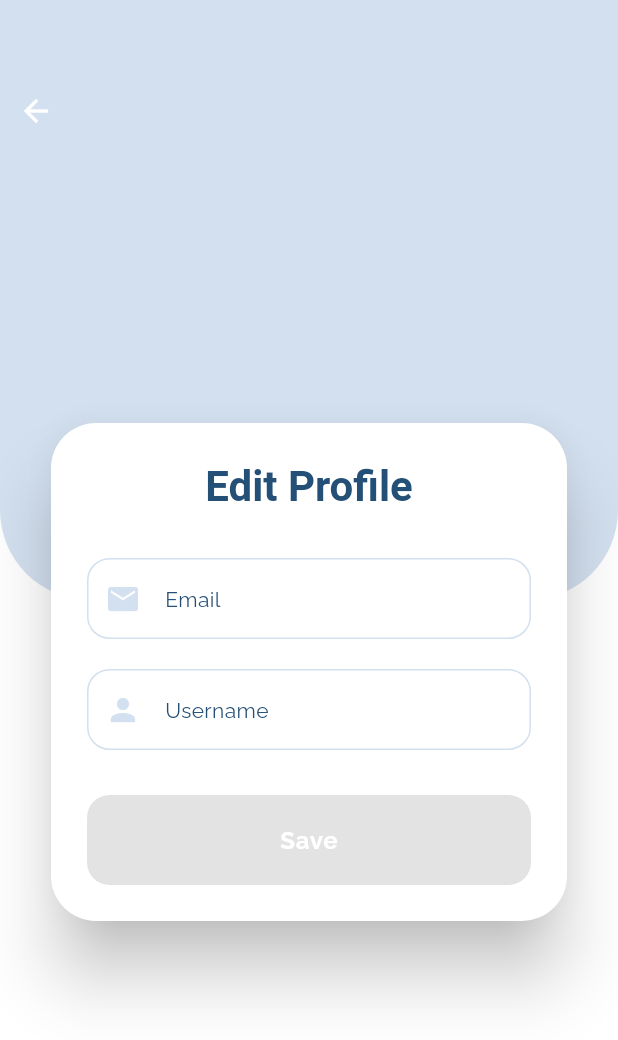
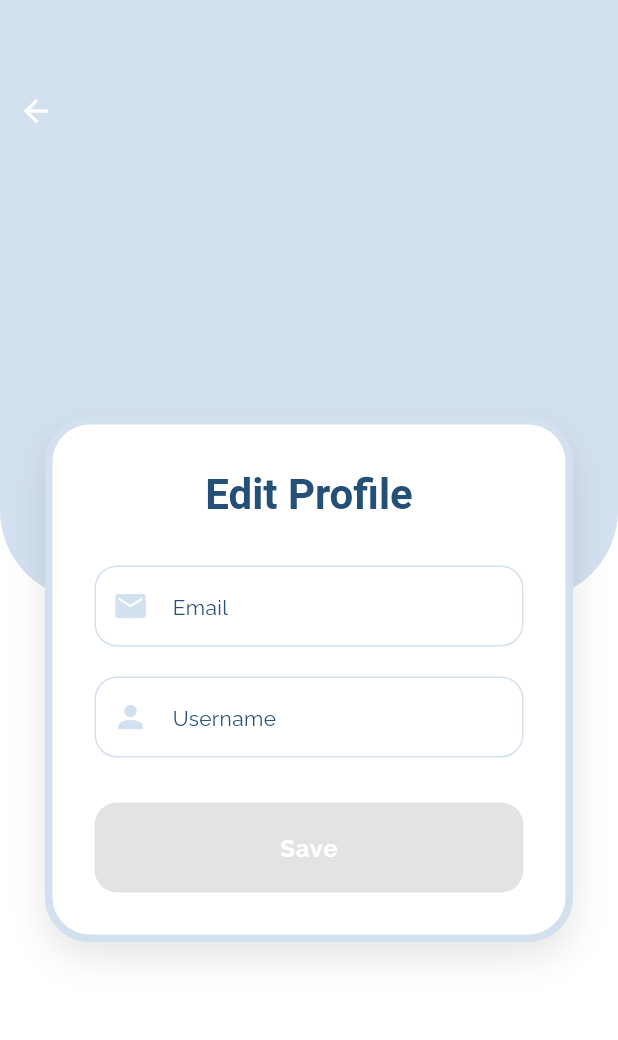
Before and after one commit to FarahHegazy21/DeFakeIt, a Flutter app: the EditProfileScreen screen opened directly with empty values, on a phone screen of 412 x 824 dp. Shown: the top 1040 px of the screen. Run offline on Flutter 3.47's test engine with Material 3 defaults, Android fonts, the phone set to English and light mode, and no system bars; our stand-ins replace bloc, equatable, file_picker, flutter_bloc, flutter_secure_storage, google_fonts and 3 more; missing offline and left inert: record; accounts and stored records are empty; generated files the repository leaves out were written again; network calls fail.

```diff
--- a/lib/core/constant/APIs_constants.dart
+++ b/lib/core/constant/APIs_constants.dart
@@ -1,5 +1,6 @@
 class APIsConstants {
-  static const String baseURL = 'https://myfakeaudio.loca.lt';
+  static const String baseURL =
+      'https://defakeit-app-cpgjbyged9ghfgf2.switzerlandnorth-01.azurewebsites.net';
   static const String logInEndPoint = '/login';
   static const String signUpEndPoint = '/signup';
   static const String uploadAudioEndpoint = '/upload_audio';
--- a/lib/features/analysis_history/presentation/audio_analysis_screen.dart
+++ b/lib/features/analysis_history/presentation/audio_analysis_screen.dart
@@ -136,9 +136,9 @@ class AudioAnalysisScreen extends StatelessWidget {
                           fontWeight: FontWeight.w600,
                           color: confidence >= 0.75
                               ? Colors.green
-                              : confidence <= 59
-                                  ? Colors.orange
-                                  : Colors.red,
+                              : confidence <= 0.59
+                                  ? Colors.red
+                                  : Colors.orange,
                         ),
                       ),
                     ],
--- a/lib/features/auth/presentation/welcome_screen.dart
+++ b/lib/features/auth/presentation/welcome_screen.dart
@@ -67,7 +67,7 @@ class WelcomeScreen extends StatelessWidget {
             /// Main Content
             Column(
               children: [
-                const Spacer(flex: 5),
+                const Spacer(flex: 7),
                 Text(
                   loc.letsGet,
                   style: textTheme.displayLarge?.copyWith(
--- a/lib/features/home/presentation/home_screen.dart
+++ b/lib/features/home/presentation/home_screen.dart
@@ -1,7 +1,7 @@
 import 'package:flutter/material.dart';
 import 'package:flutter_bloc/flutter_bloc.dart';
 import 'package:flutter_secure_storage/flutter_secure_storage.dart';
-import 'package:flutter_gen/gen_l10n/app_localizations.dart';  // استيراد ملف الترجمة
+import 'package:flutter_gen/gen_l10n/app_localizations.dart';
 import '../../auth/logic/auth_bloc.dart';
 import '../../auth/logic/auth_state.dart';
 import 'record_audio_screen.dart';
@@ -39,7 +39,7 @@ class _HomeScreenState extends State<HomeScreen> {
 
   @override
   Widget build(BuildContext context) {
-    final loc = AppLocalizations.of(context)!; // اختصار الترجمة
+    final loc = AppLocalizations.of(context)!;
     final textTheme = Theme.of(context).textTheme;
 
     return BlocListener<AuthBloc, AuthState>(
@@ -127,7 +127,7 @@ class _HomeScreenState extends State<HomeScreen> {
                                   fontWeight: FontWeight.bold,
                                 ),
                                 padding: const EdgeInsets.symmetric(
-                                    horizontal: 26, vertical: 12),
+                                    horizontal: 16, vertical: 12),
                               ),
                             ),
                           ),
--- a/lib/features/profile/presentation/screens/edit_profile_screen.dart
+++ b/lib/features/profile/presentation/screens/edit_profile_screen.dart
@@ -41,7 +41,6 @@ class _EditProfileScreenState extends State<EditProfileScreen> {
       _usernameController.text != widget.initialUsername ||
       _emailController.text != widget.initialEmail;
 
-  // HERE IS WHERE _saveUserData GOES
   Future<void> _saveUserData() async {
     if (!_formKey.currentState!.validate()) return;
 
@@ -60,8 +59,6 @@ class _EditProfileScreenState extends State<EditProfileScreen> {
         _usernameController.text,
         _emailController.text,
       );
-
-      print("UpdateUser Result: $result"); // Debug log
 
       if (result['success'] == true && result['token'] != null) {
         await Future.wait([
@@ -145,14 +142,31 @@ class _EditProfileScreenState extends State<EditProfileScreen> {
                 const SizedBox(height: 150),
                 Padding(
                   padding: const EdgeInsets.all(30.0),
+                  child: Container(
+                    decoration: BoxDecoration(
+                      color:
+                          isDarkMode ? AppTheme.backgroundDark : Colors.white,
+                      borderRadius: BorderRadius.circular(30),
+                      boxShadow: [
+                        BoxShadow(
+                          color: Colors.black.withOpacity(0.1),
+                          blurRadius: 20,
+                          offset: const Offset(0, 10),
+                        ),
+                      ],
+                      border: Border.all(
+                        color: isDarkMode
+                            ? AppTheme.secondaryColor
+                            : AppTheme.primaryColor,
+                        width: 5,
+                      ),
+                    ),
                     child: Card(
-                    elevation: 20,
+                      elevation: 0,
                       shape: RoundedRectangleBorder(
                         borderRadius: BorderRadius.circular(30),
                       ),
-                    color: isDarkMode
-                        ? AppTheme.backgroundDark
-                        : AppTheme.backgroundLight,
+                      color: Colors.transparent,
                       child: Padding(
                         padding: const EdgeInsets.all(24.0),
                         child: Form(
@@ -189,13 +203,13 @@ class _EditProfileScreenState extends State<EditProfileScreen> {
                                       Theme.of(context).textTheme.bodyMedium,
                                   border: OutlineInputBorder(
                                     borderRadius: BorderRadius.circular(15),
-                                  borderSide:
-                                      BorderSide(color: AppTheme.primaryColor),
+                                    borderSide: BorderSide(
+                                        color: AppTheme.primaryColor),
                                   ),
                                   enabledBorder: OutlineInputBorder(
                                     borderRadius: BorderRadius.circular(15),
-                                  borderSide:
-                                      BorderSide(color: AppTheme.primaryColor),
+                                    borderSide: BorderSide(
+                                        color: AppTheme.primaryColor),
                                   ),
                                   contentPadding: const EdgeInsets.symmetric(
                                       vertical: 15, horizontal: 20),
@@ -204,7 +218,8 @@ class _EditProfileScreenState extends State<EditProfileScreen> {
                                   if (value == null || value.isEmpty) {
                                     return loc.pleaseEnterEmail;
                                   }
-                                if (!RegExp(r'^[\w-.]+@([\w-]+\.)+[\w-]{2,4}$')
+                                  if (!RegExp(
+                                          r'^[\w-.]+@([\w-]+\.)+[\w-]{2,4}$')
                                       .hasMatch(value)) {
                                     return loc.pleaseEnterValidEmail;
                                   }
@@ -223,13 +238,13 @@ class _EditProfileScreenState extends State<EditProfileScreen> {
                                       color: AppTheme.primaryColor),
                                   border: OutlineInputBorder(
                                     borderRadius: BorderRadius.circular(15),
-                                  borderSide:
-                                      BorderSide(color: AppTheme.primaryColor),
+                                    borderSide: BorderSide(
+                                        color: AppTheme.primaryColor),
                                   ),
                                   enabledBorder: OutlineInputBorder(
                                     borderRadius: BorderRadius.circular(15),
-                                  borderSide:
-                                      BorderSide(color: AppTheme.primaryColor),
+                                    borderSide: BorderSide(
+                                        color: AppTheme.primaryColor),
                                   ),
                                   contentPadding: const EdgeInsets.symmetric(
                                       vertical: 15, horizontal: 20),
@@ -249,7 +264,7 @@ class _EditProfileScreenState extends State<EditProfileScreen> {
                                 child: ElevatedButton(
                                   onPressed: (_isSaving || !_hasChanges)
                                       ? null
-                                    : _saveUserData, // Calls _saveUserData
+                                      : _saveUserData,
                                   style: ElevatedButton.styleFrom(
                                     backgroundColor: _hasChanges
                                         ? AppTheme.primaryColor
@@ -281,6 +296,7 @@ class _EditProfileScreenState extends State<EditProfileScreen> {
                       ),
                     ),
                   ),
+                ),
               ],
             ),
           ),
--- a/lib/l10n/app_ar.arb
+++ b/lib/l10n/app_ar.arb
@@ -30,7 +30,7 @@
   "security": "الأمان",
   "changePassword": "تغيير كلمة المرور",
   "privacyPolicy": "سياسة الخصوصية",
-  "privacyPolicyContent": "تطبيق DefakeIt يحترم ويحمي خصوصيتك... [اختصار]",
+  "privacyPolicyContent": "تطبيق DefakeIt يحترم ويحمي خصوصيتك...",
   "close": "إغلاق",
   "hiUser": "مرحبًا، {username}",
   "readyToCheck": "هل أنت جاهز للتحقق من\nأصالة الصوت؟",
--- a/lib/l10n/app_de.arb
+++ b/lib/l10n/app_de.arb
@@ -30,7 +30,7 @@
   "security": "Sicherheit",
   "changePassword": "Passwort ändern",
   "privacyPolicy": "Datenschutzrichtlinie",
-  "privacyPolicyContent": "DefakeIt respektiert und schützt Ihre Privatsphäre... [gekürzt]",
+  "privacyPolicyContent": "DefakeIt respektiert und schützt Ihre Privatsphäre...",
   "close": "Schließen",
   "hiUser": "Hallo, {username}",
   "readyToCheck": "Bereit, die Echtheit\ndes Audios zu prüfen?",
--- a/lib/l10n/app_en.arb
+++ b/lib/l10n/app_en.arb
@@ -30,7 +30,7 @@
   "security": "Security",
   "changePassword": "Change Password",
   "privacyPolicy": "Privacy Policy",
-  "privacyPolicyContent": "DefakeIt respects and protects your privacy... [cut for brevity]",
+  "privacyPolicyContent": "DefakeIt respects and protects your privacy...",
   "close": "Close",
   "hiUser": "Hi, {username}",
   "readyToCheck": "Ready to check\naudio authenticity?",
--- a/lib/l10n/app_fr.arb
+++ b/lib/l10n/app_fr.arb
@@ -30,7 +30,7 @@
   "security": "Sécurité",
   "changePassword": "Changer le mot de passe",
   "privacyPolicy": "Politique de confidentialité",
-  "privacyPolicyContent": "DefakeIt respecte et protège votre vie privée... [coupé]",
+  "privacyPolicyContent": "DefakeIt respecte et protège votre vie privée...",
   "close": "Fermer",
   "hiUser": "Bonjour, {username}",
   "readyToCheck": "Prêt à vérifier\nl'authenticité de l'audio?",
```
Also changed, not shown: lib/features/auth/logic/locale_bloc.dart (+1 -6 lines), lib/features/auth/presentation/signup_screen.dart (+20 -8 lines), lib/features/home/presentation/detection_result_screen.dart (+24 -17 lines), lib/features/home/presentation/loading_screen.dart (+7 -9 lines), lib/features/home/presentation/record_audio_screen.dart (+43 -11 lines), lib/features/home/presentation/upload_audio_screen.dart (+40 -19 lines), 4 other files. Lines whose indentation alone changed are shown as unchanged.
